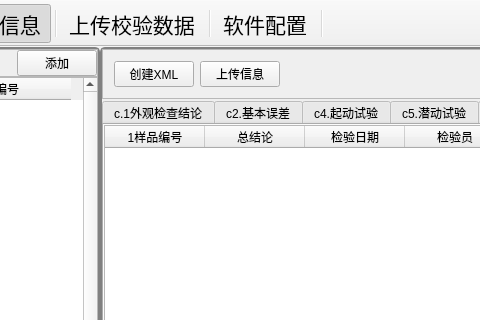
First picture: the form in mainwindow.ui, repository flimmy78/EM_infoSys.WH, before the edit; both pictures show x 108 to 588 and y 0 to 320 of the 944 by 500 pixel window.
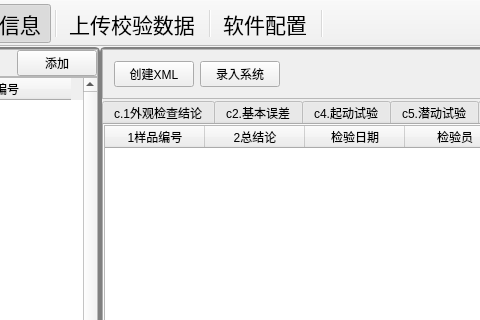
Second picture: the form after the edit. The open tabs and pages were chosen to show the change. Icons and pictures are not drawn.

```diff
--- a/mainwindow.ui
+++ b/mainwindow.ui
@@ -1960,7 +1960,7 @@
               <item row="0" column="1">
                <widget class="QPushButton" name="EM_update_results_PsBtn">
                 <property name="text">
-                 <string>上传信息</string>
+                 <string>录入系统</string>
                 </property>
                </widget>
               </item>
@@ -2782,7 +2782,7 @@
                  </column>
                  <column>
                   <property name="text">
-                   <string>总结论</string>
+                   <string>2总结论</string>
                   </property>
                  </column>
                  <column>
```
Left out of the diff: 12 changed lines with no effect on the pictures.
